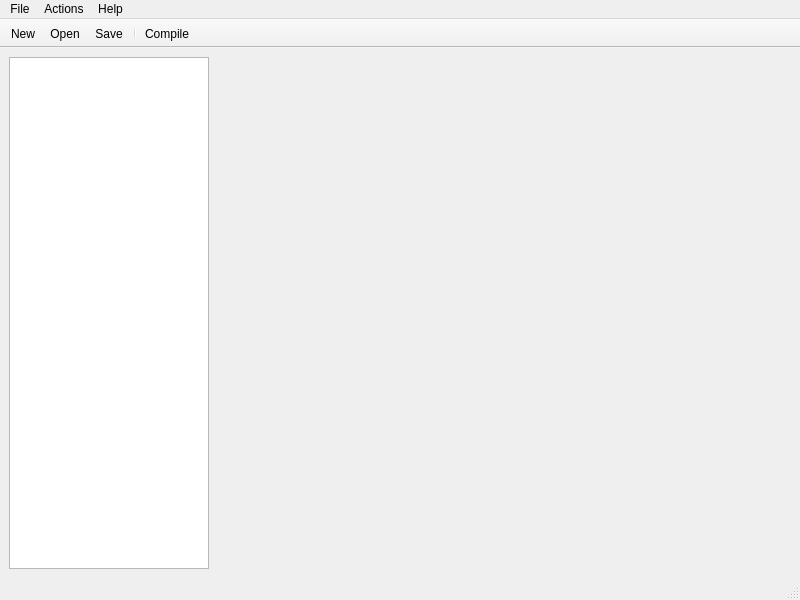
Lyrositor/Majora-Demonic-Utility, file UI/Main.ui: the form before one commit.
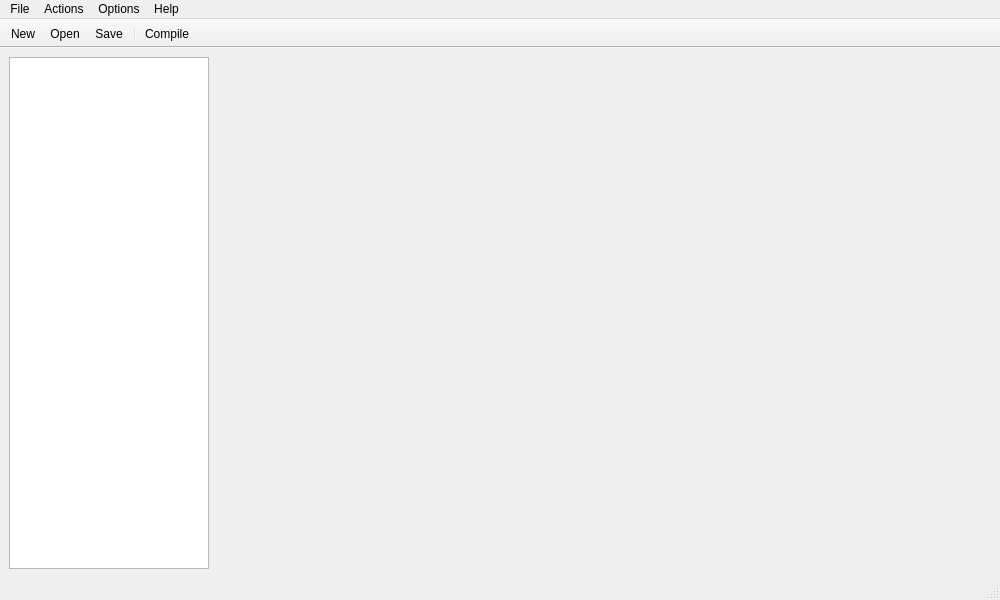
The form after the commit.

Patch:
```diff
--- a/UI/Main.ui
+++ b/UI/Main.ui
@@ -6,7 +6,7 @@
    <rect>
     <x>0</x>
     <y>0</y>
-    <width>800</width>
+    <width>1000</width>
     <height>600</height>
    </rect>
   </property>
@@ -67,7 +67,7 @@
     <rect>
      <x>0</x>
      <y>0</y>
-     <width>800</width>
+     <width>1000</width>
      <height>23</height>
     </rect>
    </property>
@@ -99,8 +99,15 @@
     </property>
     <addaction name="actionAbout"/>
    </widget>
+   <widget class="QMenu" name="MenuOptions">
+    <property name="title">
+     <string>Options</string>
+    </property>
+    <addaction name="actionShow_Hidden_Files"/>
+   </widget>
    <addaction name="MenuFile"/>
    <addaction name="MenuActions"/>
+   <addaction name="MenuOptions"/>
    <addaction name="MenuHelp"/>
   </widget>
   <widget class="QStatusBar" name="StatusBar"/>
```
Left out of the diff: 64 changed lines with no effect on the pictures.
